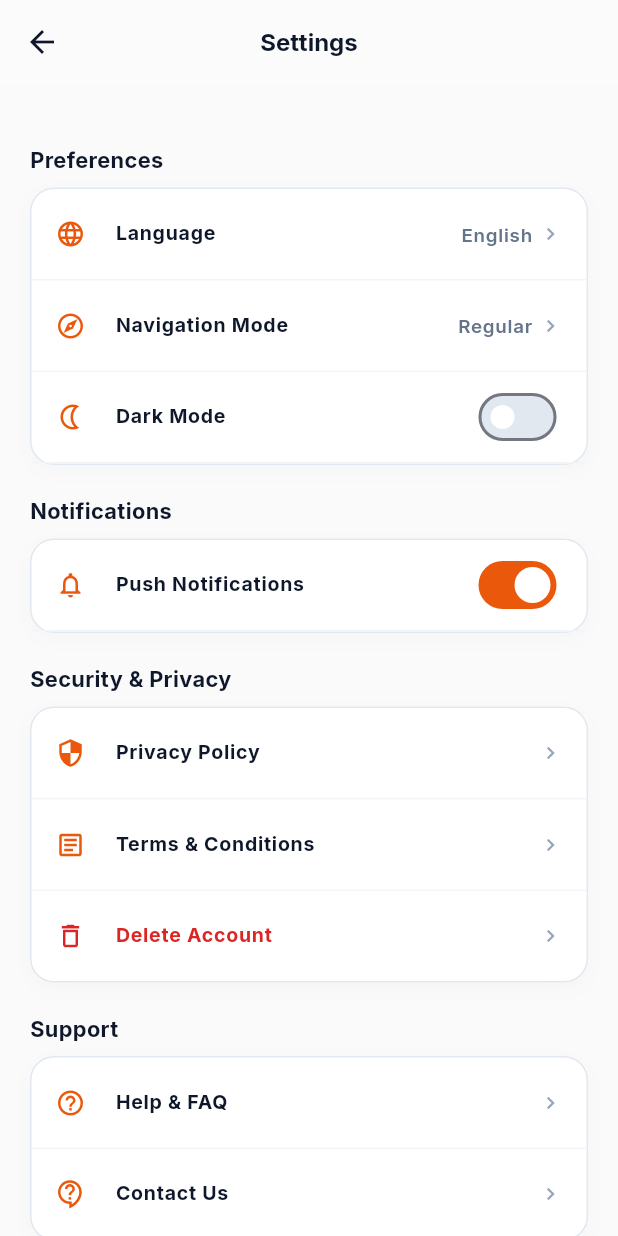
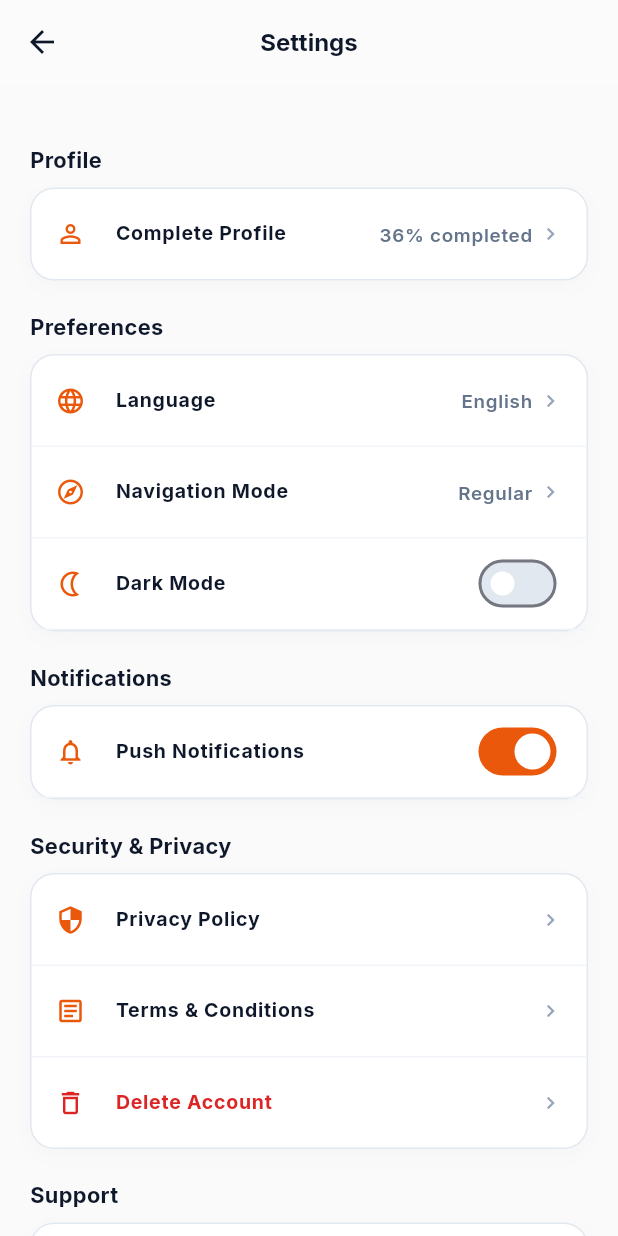
Before and after one commit to Roger-Chris/IN_Schemes, a Flutter app: the SettingsScreen screen opened directly, on a phone screen of 412 x 824 dp. Run offline on Flutter 3.47's test engine with Material 3 defaults, Android fonts, the phone set to English and light mode, and no system bars; our stand-ins replace confetti, geocoding, geolocator, google_fonts, google_sign_in, image_picker and 3 more; accounts and stored records are empty.

Commit message:
feat: redirect profile completion card on home page to Settings and add Profile completion tile in settings screen

```diff
--- a/frontend/lib/screens/settings_screen.dart
+++ b/frontend/lib/screens/settings_screen.dart
@@ -4,6 +4,7 @@ import 'package:google_fonts/google_fonts.dart';
 import '../providers/app_state_provider.dart';
 import '../utils/constants.dart';
 import 'language_selection_screen.dart';
+import 'profile_setup_screen.dart';
 
 class SettingsScreen extends StatefulWidget {
   const SettingsScreen({super.key});
@@ -222,6 +223,24 @@ class _SettingsScreenState extends State<SettingsScreen> {
           physics: const BouncingScrollPhysics(),
           padding: const EdgeInsets.all(20.0),
           children: [
+            // GROUP 0: Profile
+            _buildGroupHeader("Profile"),
+            _buildGroupContainer([
+              _buildSettingRow(
+                icon: Icons.person_outline,
+                title: "Complete Profile",
+                value: "${provider.profileCompletionPercentage}% completed",
+                onTap: () {
+                  Navigator.of(context).push(
+                    MaterialPageRoute(
+                      builder: (_) => const ProfileSetupScreen(),
+                    ),
+                  );
+                },
+                isLast: true,
+              ),
+            ]),
+
             // GROUP 1: Preferences
             _buildGroupHeader("Preferences"),
             _buildGroupContainer([
--- a/frontend/lib/services/scheme_catalog.dart
+++ b/frontend/lib/services/scheme_catalog.dart
@@ -208,10 +208,7 @@ class SchemeCatalog {
                 ),
               );
             })
-            .where((scheme) =>
-                scheme.schemeCode.isNotEmpty &&
-                scheme.id.toLowerCase() != 'in009' &&
-                !scheme.name.toLowerCase().contains('ascend'))
+            .where((scheme) => scheme.schemeCode.isNotEmpty)
             .toList()
           ..sort((a, b) => a.name.compareTo(b.name));
 
```
Also changed, not shown: frontend/lib/screens/home_screen.dart (+9 -7 lines).
